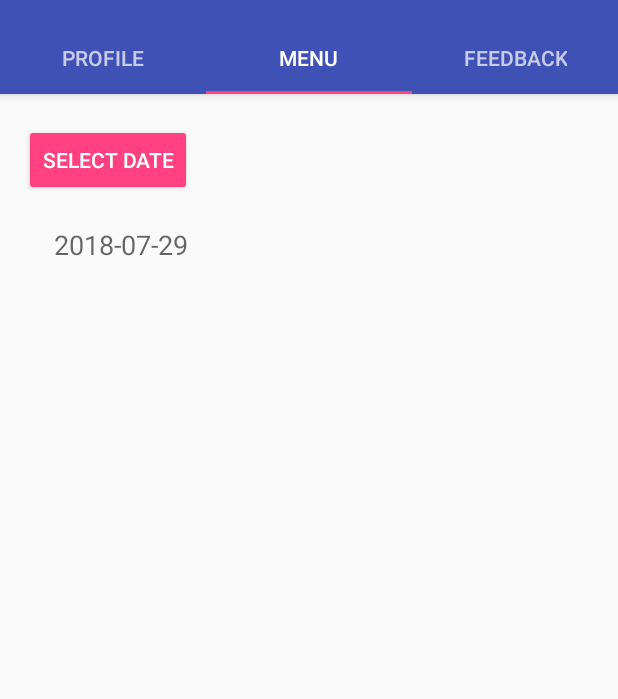
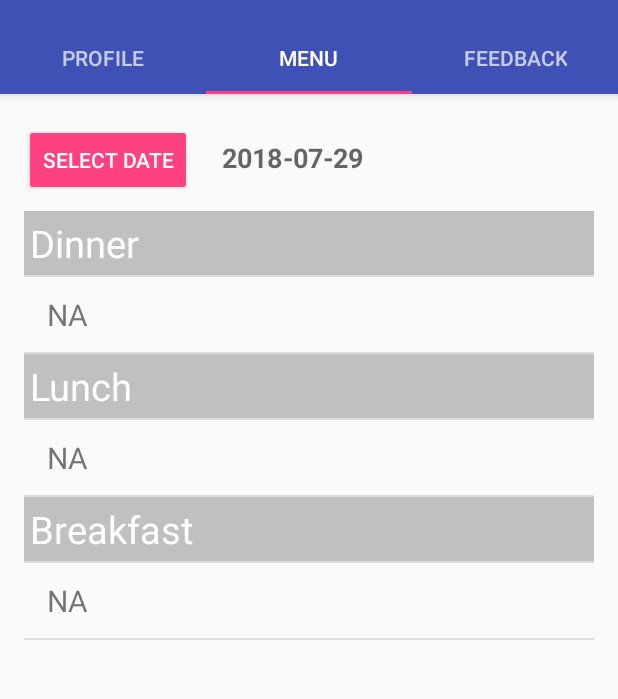
Before and after one commit to dilipkumarvignesh/KAOperations, an Android app: the screen it shows after launch (tabbedMain), tab 2 chosen, on a phone screen of 412 x 824 dp, the part 74-773 px from its top. Run offline under Robolectric (Android 15) with nearby library versions, the phone set to English and light mode, and no system bars; our stand-ins replace Firebase (no records; nobody signed in at launch, a user with empty details on screens opened directly); libraries missing offline, so code that uses them is left out: com.firebase.ui; 1 statement that could not run was skipped.

Commit message:
UI changes ; trim content changes

```diff
--- a/app/src/main/java/iskconbangalore/org/kaoperations/MenuFeedbackFragment.java
+++ b/app/src/main/java/iskconbangalore/org/kaoperations/MenuFeedbackFragment.java
@@ -97,6 +97,10 @@ public class MenuFeedbackFragment extends Fragment implements DialogPrasadamUpda
                 {
                     String breakfast =  dataSnapshot.child(Meal).getValue().toString();
                     String[] Items = breakfast.split(",");
+
+                    for (int i = 0; i < Items.length; i++)
+                        Items[i] = Items[i].trim();
+                //    Log.d("info","Trimmed array"+trimmedArray);
                     ArrayAdapter adapter = new ArrayAdapter<String>(getActivity(),
                             R.layout.menu_list, Items);
                     lView.setAdapter(adapter);
--- a/app/src/main/java/iskconbangalore/org/kaoperations/MenuFragment.java
+++ b/app/src/main/java/iskconbangalore/org/kaoperations/MenuFragment.java
@@ -6,7 +6,6 @@ import android.content.SharedPreferences;
 import android.os.Bundle;
 import android.support.annotation.Nullable;
 import android.support.v4.app.Fragment;
-import android.util.Log;
 import android.view.LayoutInflater;
 import android.view.View;
 import android.view.ViewGroup;
@@ -82,24 +81,6 @@ public class MenuFragment extends Fragment {
             }
 
         });
-//        MenuUpdate.setOnClickListener(new View.OnClickListener() {
-//            @Override
-//            public void onClick(View v) {
-//                Intent k = new Intent(getActivity(),MenuUpdate.class);
-//
-//                startActivity(k);
-//            }
-//        });
-
-//        Tbreakfast = view.findViewById(R.id.menu_breakfast);
-//        Tlunch = view.findViewById(R.id.menu_lunch);
-//        Tdinner = view.findViewById(R.id.menu_Dinner);
-//        root = FirebaseDatabase.getInstance().getReference();
-//        radioMenuGroup=(RadioGroup)findViewById(R.id.radioGroup);
-//        btnTest.setOnClickListener((view){
-//                Toast.makeText(getActivity(),"Testing",Toast.LENGTH_LONG).show();
-//
-//    });
 
         return view;
 
@@ -148,18 +129,19 @@ public class MenuFragment extends Fragment {
                     ArrayAdapter Breakfastadapter,Lunchadapter,Dinneradapter;
                     String[] BreakfastItems = breakfast.split(",");
 
+
                     ArrayList items = new ArrayList();
 
                     for (int i =0;i<BreakfastItems.length;i++)
                     {
-                        items.add(new ListCell(BreakfastItems[i], "Breakfast"));
+                        items.add(new ListCell(BreakfastItems[i].trim(), "Breakfast"));
                     }
 
                     String[] LunchItems = Lunch.split(",");
 
                     for (int i =0;i<LunchItems.length;i++)
                     {
-                        items.add(new ListCell(LunchItems[i], "Lunch"));
+                        items.add(new ListCell(LunchItems[i].trim(), "Lunch"));
                     }
 //                     Lunchadapter = new ArrayAdapter<String>(getActivity(),
 //                            R.layout.menu_list, LunchItems);
@@ -168,7 +150,7 @@ public class MenuFragment extends Fragment {
 
                     for (int i =0;i<DinnerItems.length;i++)
                     {
-                        items.add(new ListCell(DinnerItems[i], "Dinner"));
+                        items.add(new ListCell(DinnerItems[i].trim(), "Dinner"));
                     }
 
                     items = sortAndAddSections(items);
@@ -176,22 +158,21 @@ public class MenuFragment extends Fragment {
                     ListAdapter adapter = new ListAdapter(getActivity(), items);
                     listBreakfast.setAdapter(adapter);
 
-//
-                    Log.d("info","Breakfast:"+breakfast);
-                    Log.d("info","Datasnapshot:"+dataSnapshot.getChildren());
-
-
-                    //progress.dismiss();
-                    // float AverageR = AverageRating/childCount;
 
                 }
                 else
                 {
-                    //Toast.makeText(MenuDisplay.this,"Menu Not Available",Toast.LENGTH_LONG).show();
-                    //progress.dismiss();
-//                    Tbreakfast.setText("NA");
-//                    Tlunch.setText("NA");
-//                    Tdinner.setText("NA");
+                    Toast.makeText(getActivity(),"Menu Not Available",Toast.LENGTH_LONG).show();
+                    ArrayList items = new ArrayList();
+
+                    items.add(new ListCell("NA", "Dinner"));
+                    items.add(new ListCell("NA", "Lunch"));
+                    items.add(new ListCell("NA", "Breakfast"));
+
+                    items = sortAndAddSections(items);
+                    ListAdapter adapter = new ListAdapter(getActivity(), items);
+                    listBreakfast.setAdapter(adapter);
+
                 }
             }
             @Override
@@ -208,9 +189,7 @@ public class MenuFragment extends Fragment {
 
         picker.show(getActivity().getFragmentManager(), "datePicker");
         picker.setCallBack(onDate);
-        Toast.makeText(getActivity(), "Set Date",
-                Toast.LENGTH_SHORT)
-                .show();
+
     }
 
 //    @Override
--- a/app/src/main/res/layout/fragment_menu.xml
+++ b/app/src/main/res/layout/fragment_menu.xml
@@ -28,51 +28,28 @@
 
 
 
-        <!--<Button android:id="@+id/UpdateMenu"-->
-            <!--android:text="Update Menu"-->
-            <!--android:visibility="invisible"-->
-            <!--style="@style/Widget.AppCompat.Button.Colored"-->
-            <!--android:layout_width="wrap_content"-->
-            <!--android:layout_height="wrap_content"-->
-            <!--/>-->
-    </LinearLayout>
+
         <TextView
             android:id="@+id/selectedDate"
             android:layout_width="wrap_content"
-        android:layout_marginTop="20dp"
+            android:textSize="18dip"
+            android:textStyle="bold"
             android:layout_marginBottom="20dp"
             android:layout_marginLeft="20dp"
             android:layout_height="wrap_content"
             android:text="Date"
             android:textAppearance="?android:attr/textAppearanceMedium" />
+    </LinearLayout>
+
     <ListView
         android:id="@+id/listBreakfast"
         android:layout_width="match_parent"
         android:layout_height="match_parent"
         android:layout_alignParentTop="true"
+        android:layout_marginTop="10dp"
         android:paddingBottom="10dp"
         android:layout_marginBottom="?android:attr/actionBarSize"
         android:layout_centerHorizontal="true" >
     </ListView>
 
-    <!--<ListView-->
-        <!--android:id="@+id/listLunch"-->
-        <!--android:layout_width="match_parent"-->
-        <!--android:layout_height="wrap_content"-->
-        <!--android:layout_alignParentTop="true"-->
-        <!--android:layout_centerHorizontal="true" >-->
-    <!--</ListView>-->
-
-    <!--<ListView-->
-        <!--android:id="@+id/listDinner"-->
-        <!--android:layout_width="match_parent"-->
-        <!--android:layout_height="wrap_content"-->
-        <!--android:layout_alignParentTop="true"-->
-        <!--android:layout_centerHorizontal="true" >-->
-    <!--</ListView>-->
-
-
 </LinearLayout>
-
-
-<!--</ScrollView>-->
--- a/app/src/main/res/layout/item_cell.xml
+++ b/app/src/main/res/layout/item_cell.xml
@@ -8,22 +8,12 @@
     <TextView
         android:id="@+id/name"
         android:layout_width="0dp"
-        android:layout_height="70dp"
+        android:layout_height="50dp"
         android:layout_weight="1"
         android:textSize="20sp"
         android:text="Name"
         android:layout_marginLeft="15dp"
         android:gravity="center_vertical"/>
 
-    <!--<TextView-->
-        <!--android:id="@+id/category"-->
-        <!--android:layout_width="0dp"-->
-        <!--android:layout_height="match_parent"-->
-        <!--android:layout_weight="1"-->
-        <!--android:textSize="15sp"-->
-        <!--android:text="Name"-->
-        <!--android:textColor="@android:color/darker_gray"-->
-        <!--android:layout_marginRight="10dp"-->
-        <!--android:gravity="center_vertical|right"/>-->
 
 </LinearLayout>
--- a/app/src/main/res/layout/section_header.xml
+++ b/app/src/main/res/layout/section_header.xml
@@ -11,7 +11,7 @@
 
         android:text="Header"
         android:textAppearance="?android:attr/textAppearanceLarge"
-        android:background="#e900fe"
+        android:background="#C0C0C0"
         android:textColor="#fefefe"
         android:textSize="25sp"
         android:padding="4dp" />
```
Lines whose indentation alone changed are shown as unchanged.
